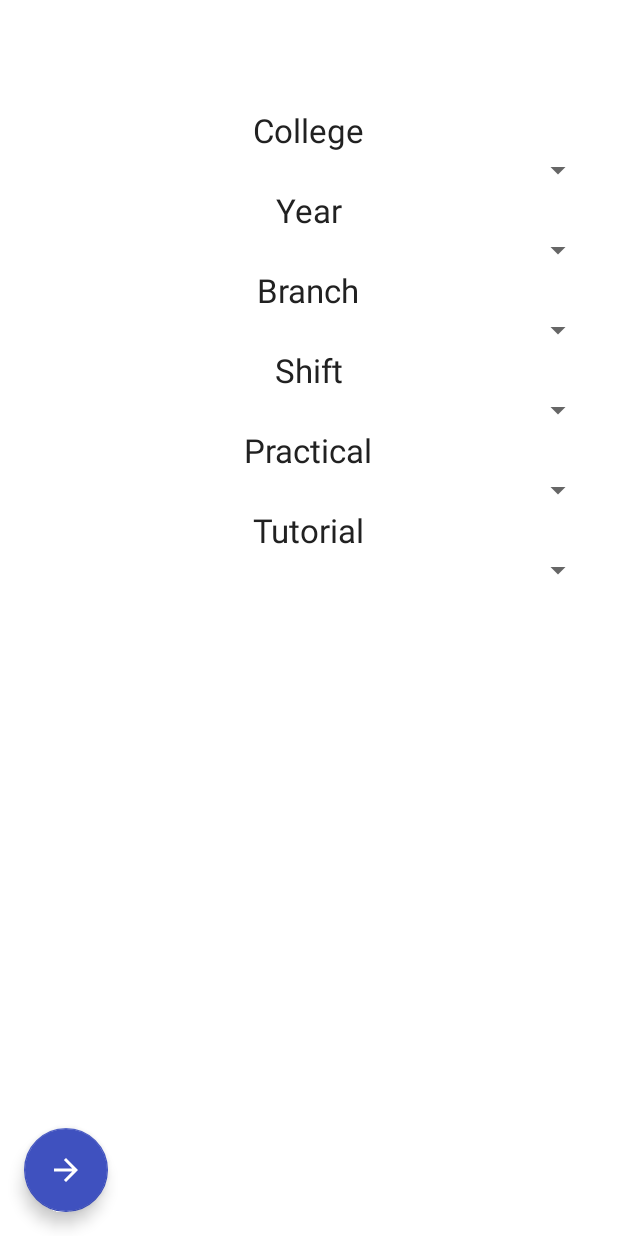
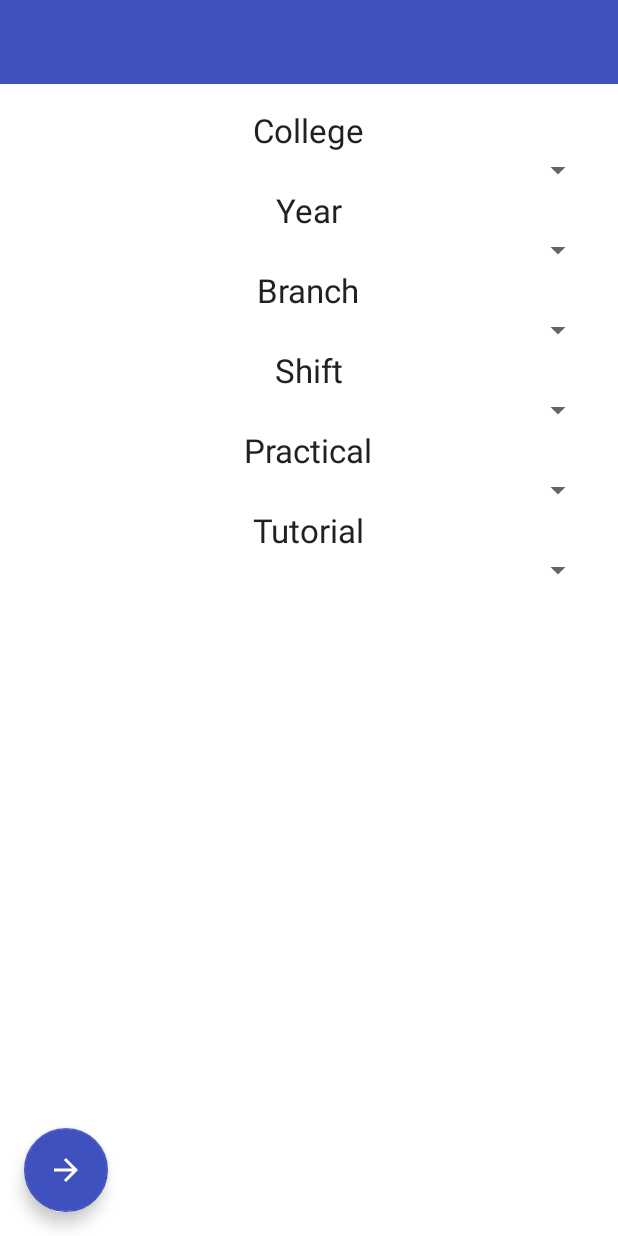
Before and after one commit to ChrosaTech/ontime, an Android app: the layout fragment_launch.xml on its own in the app's theme, with its tools: preview values and no code run, on a phone screen of 412 x 824 dp. Run offline under Robolectric (Android 15) with nearby library versions, the phone set to English and light mode, and no system bars; plain views replace FloatingActionButton.

Commit message:
Added Toolbar

```diff
--- a/app/src/main/AndroidManifest.xml
+++ b/app/src/main/AndroidManifest.xml
@@ -12,6 +12,7 @@
         android:theme="@style/AppTheme" >
         <activity
             android:name=".Activities.MainActivity"
+            android:configChanges="orientation|screenSize"
             android:label="@string/app_name" >
             <intent-filter>
                 <action android:name="android.intent.action.MAIN" />
--- a/app/src/main/java/com/chrosatech/ontime/Activities/MainActivity.java
+++ b/app/src/main/java/com/chrosatech/ontime/Activities/MainActivity.java
@@ -29,7 +29,7 @@ public class MainActivity extends AppCompatActivity {
     private ViewPager viewPager;
     private ViewPagerAdapter adapter;
     private PagerAdapter pagerAdapter;
-    private ActionBar actionBar;
+   // private ActionBar actionBar;
     public static SharedPreferences sharedPreferences;
     private SharedPreferences.Editor editor;
     public static boolean isThemeChanged = false;
@@ -71,10 +71,10 @@ public class MainActivity extends AppCompatActivity {
         setContentView(R.layout.activity_main);
 
 
-        actionBar = getSupportActionBar();
+       /* actionBar = getSupportActionBar();
         if (actionBar != null) {
             actionBar.setElevation(0);
-        }
+        }*/
 
        /* actionBar = getSupportActionBar();
         if (actionBar != null) {
--- a/app/src/main/java/com/chrosatech/ontime/Fragments/FirstLaunchFragment.java
+++ b/app/src/main/java/com/chrosatech/ontime/Fragments/FirstLaunchFragment.java
@@ -9,6 +9,8 @@ import android.support.design.widget.FloatingActionButton;
 import android.support.design.widget.Snackbar;
 import android.support.v4.app.Fragment;
 import android.support.v7.app.ActionBar;
+import android.support.v7.app.AppCompatActivity;
+import android.support.v7.widget.Toolbar;
 import android.view.LayoutInflater;
 import android.view.Menu;
 import android.view.MenuInflater;
@@ -34,7 +36,6 @@ import java.util.List;
 
 public class FirstLaunchFragment extends Fragment {
 
-    private ActionBar actionBar;
     // private AutoCompleteTextView autoCompleteTextView;
     // String sample1[]={"IT","Cse","Ece","EEE"};
     private Spinner branchSpinner, groupSpinner, yearSpinner,collegeSpinner,tutSpinner,shiftSpinner;
@@ -51,6 +52,8 @@ public class FirstLaunchFragment extends Fragment {
         // Inflate the layout for this fragment
         View view = inflater.inflate(R.layout.fragment_launch, container, false);
         snackbar = Snackbar.make(view, getString(R.string.notFound), Snackbar.LENGTH_LONG);
+        Toolbar toolbar = (Toolbar) view.findViewById(R.id.toolbar);
+        ((AppCompatActivity)getActivity()).setSupportActionBar(toolbar);
 
         branchSpinner = (Spinner) view.findViewById(R.id.branch);
         groupSpinner = (Spinner) view.findViewById(R.id.group);
--- a/app/src/main/java/com/chrosatech/ontime/Fragments/UniversalFragment.java
+++ b/app/src/main/java/com/chrosatech/ontime/Fragments/UniversalFragment.java
@@ -3,6 +3,7 @@ package com.chrosatech.ontime.Fragments;
 import android.database.Cursor;
 import android.os.Bundle;
 import android.support.v4.app.Fragment;
+import android.support.v4.view.ViewCompat;
 import android.view.LayoutInflater;
 import android.view.View;
 import android.view.ViewGroup;
@@ -39,6 +40,7 @@ public class UniversalFragment extends Fragment {
         // Inflate the layout for this fragment
         View view = inflater.inflate(R.layout.list_view, container, false);
         listView = (ListView) view.findViewById(R.id.listView);
+        ViewCompat.setNestedScrollingEnabled(listView, true);
 
         Bundle bundle = this.getArguments();
         String day = bundle.getString("day");
--- a/app/src/main/res/layout/fragment_launch.xml
+++ b/app/src/main/res/layout/fragment_launch.xml
@@ -6,9 +6,14 @@
     android:background="@color/bright_foreground_inverse_material_light"
     android:fitsSystemWindows="true">
 
+   <include
+       layout="@layout/toolbar"/>
+
+
     <ScrollView
         android:layout_width="match_parent"
         android:layout_height="wrap_content"
+        android:layout_marginTop="?attr/actionBarSize"
         android:layout_marginBottom="80dp"
         android:fadeScrollbars="false"
         >
--- /dev/null
+++ b/app/src/main/res/layout/toolbar.xml
@@ -0,0 +1,10 @@
+<?xml version="1.0" encoding="utf-8"?>
+<android.support.v7.widget.Toolbar
+    android:id="@+id/toolbar"
+    android:layout_width="match_parent"
+    android:layout_height="?attr/actionBarSize"
+    android:background="?attr/colorPrimary"
+    android:theme="@style/ThemeOverlay.AppCompat.Dark.ActionBar"
+    xmlns:android="http://schemas.android.com/apk/res/android"
+    app:layout_scrollFlags="scroll|enterAlways"
+    xmlns:app="http://schemas.android.com/apk/res-auto" />
```
Also changed, not shown: app/src/main/java/com/chrosatech/ontime/Activities/SettingsActivity.java (+11 -5 lines), app/src/main/java/com/chrosatech/ontime/Fragments/TimeTableFragment.java (+16 -3 lines), app/src/main/res/layout/fragment_time_table.xml (+12 -14 lines), app/src/main/res/values/styles.xml (+6 -6 lines), 1 other file.
